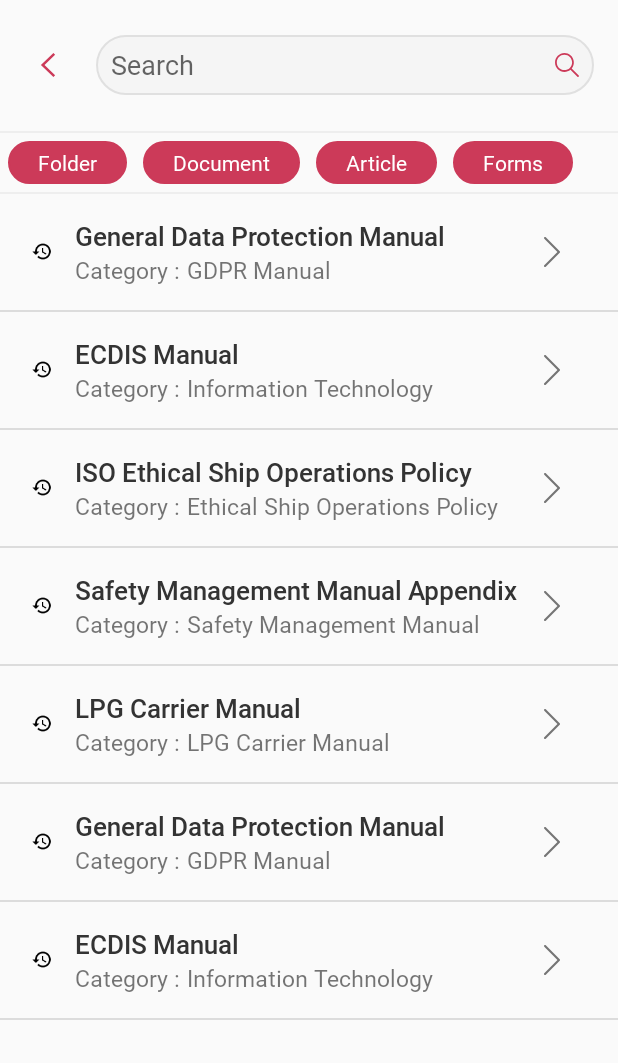
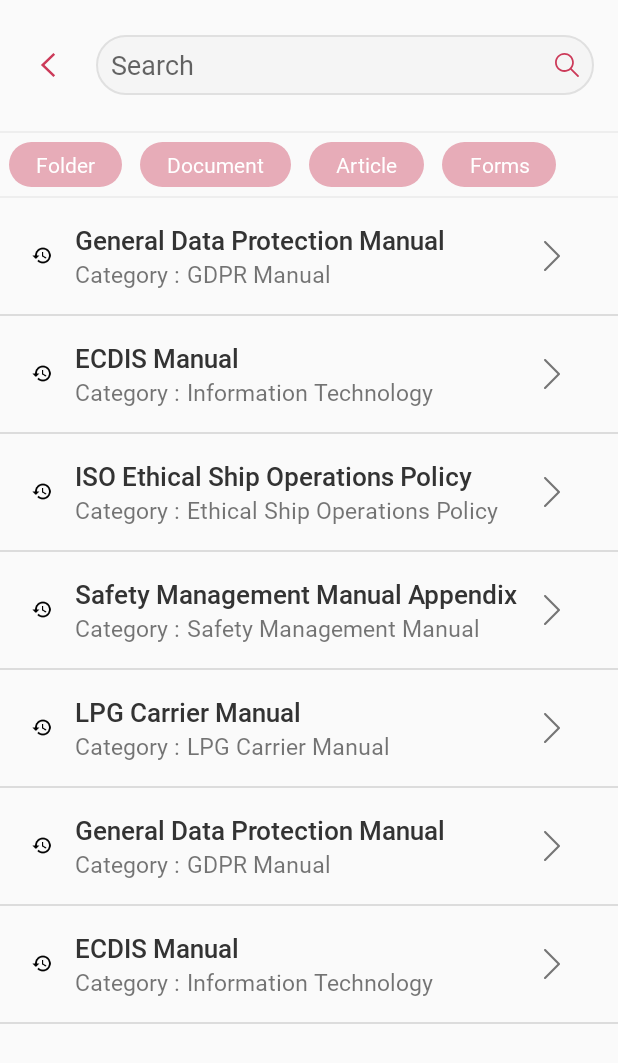
Before and after one commit to in-tdc-mobile/QDMSWiki, an Android app: the SearchActivity screen opened directly, with no data from a screen before it, on a phone screen of 412 x 824 dp. Shown: the top 1063 px of the screen. Run offline under Robolectric (Android 15) with nearby library versions, the phone set to English and light mode, and no system bars; our stand-ins replace ButterKnife.

Commit message:
Modification in Search Page

```diff
--- a/app/src/main/java/com/mariapps/qdmswiki/applicationinfo/view/ApplicationInfoActivity.java
+++ b/app/src/main/java/com/mariapps/qdmswiki/applicationinfo/view/ApplicationInfoActivity.java
@@ -66,8 +66,8 @@ public class ApplicationInfoActivity extends BaseActivity {
         applicationNameTV.setText(getResources().getString(R.string.app_name));
         applicationVersionTV.setText(BuildConfig.VERSION_NAME);
         dateTV.setText("06-MAY-2019");
-        environmentTV.setText("Office");
-        clientTV.setText("BSM");
+        environmentTV.setText(getResources().getString(R.string.string_environment_name));
+        clientTV.setText(getResources().getString(R.string.string_client_name));
     }
 
     @Override
--- a/app/src/main/java/com/mariapps/qdmswiki/home/view/HomeDetailFragment.java
+++ b/app/src/main/java/com/mariapps/qdmswiki/home/view/HomeDetailFragment.java
@@ -10,11 +10,10 @@ import android.support.v7.widget.RecyclerView;
 import android.view.LayoutInflater;
 import android.view.View;
 import android.view.ViewGroup;
-import android.widget.RelativeLayout;
 
 import com.mariapps.qdmswiki.R;
 import com.mariapps.qdmswiki.baseclasses.BaseFragment;
-import com.mariapps.qdmswiki.documents.view.DocumetViewActivity;
+import com.mariapps.qdmswiki.documents.view.DocumentViewActivity;
 import com.mariapps.qdmswiki.home.adapter.RecommendedRecentlyAdapter;
 import com.mariapps.qdmswiki.home.model.RecommendedRecentlyModel;
 
@@ -72,7 +71,7 @@ public class HomeDetailFragment extends BaseFragment {
         recommendedRecentlyAdapter.setRowClickListener(new RecommendedRecentlyAdapter.RowClickListener() {
             @Override
             public void onItemClicked(RecommendedRecentlyModel recommendedRecentlyModel) {
-                Intent intent = new Intent(getActivity(), DocumetViewActivity.class);
+                Intent intent = new Intent(getActivity(), DocumentViewActivity.class);
                 startActivity(intent);
 
             }
--- a/app/src/main/java/com/mariapps/qdmswiki/search/adapter/SearchTypeAdapter.java
+++ b/app/src/main/java/com/mariapps/qdmswiki/search/adapter/SearchTypeAdapter.java
@@ -2,13 +2,16 @@ package com.mariapps.qdmswiki.search.adapter;
 
 import android.content.Context;
 import android.support.annotation.NonNull;
+import android.support.v4.content.res.ResourcesCompat;
 import android.support.v7.widget.RecyclerView;
 import android.view.LayoutInflater;
 import android.view.View;
 import android.view.ViewGroup;
+import android.widget.LinearLayout;
 
 import com.mariapps.qdmswiki.R;
 import com.mariapps.qdmswiki.custom.CustomTextView;
+import com.mariapps.qdmswiki.search.model.SearchFilterItem;
 import com.mariapps.qdmswiki.search.model.SearchTypeModel;
 
 import java.util.ArrayList;
@@ -20,6 +23,7 @@ public class SearchTypeAdapter extends RecyclerView.Adapter<SearchTypeAdapter.Se
 
     private Context mContext;
     private ArrayList<SearchTypeModel> searchTypeList;
+    private ItemClickListener itemClickListener;
 
     public SearchTypeAdapter(Context context, ArrayList<SearchTypeModel> list) {
         mContext = context;
@@ -35,7 +39,21 @@ public class SearchTypeAdapter extends RecyclerView.Adapter<SearchTypeAdapter.Se
 
     @Override
     public void onBindViewHolder(@NonNull final SearchTypeAdapter.SearchTypeVH holder, int i) {
+        SearchTypeModel searchTypeModel = searchTypeList.get(holder.getAdapterPosition());
         holder.searchTypeTV.setText(searchTypeList.get(i).getSearchType());
+
+        if(searchTypeModel.isSelected()){
+            holder.mainLL.setBackground(ResourcesCompat.getDrawable(mContext.getResources(),R.drawable.drawable_search_filter_selected,null));
+        }else {
+            holder.mainLL.setBackground(ResourcesCompat.getDrawable(mContext.getResources(),R.drawable.drawable_search_filter_unselected,null));
+        }
+
+        holder.mainLL.setOnClickListener(new View.OnClickListener() {
+            @Override
+            public void onClick(View v) {
+                itemClickListener.onItemClicked(searchTypeList.get(holder.getAdapterPosition()));
+            }
+        });
     }
 
     @Override
@@ -44,6 +62,8 @@ public class SearchTypeAdapter extends RecyclerView.Adapter<SearchTypeAdapter.Se
     }
 
     static class SearchTypeVH extends RecyclerView.ViewHolder {
+        @BindView(R.id.mainLL)
+        LinearLayout mainLL;
         @BindView(R.id.searchTypeTV)
         CustomTextView searchTypeTV;
 
@@ -53,4 +73,12 @@ public class SearchTypeAdapter extends RecyclerView.Adapter<SearchTypeAdapter.Se
         }
     }
 
+    public interface ItemClickListener {
+        void onItemClicked(SearchTypeModel item);
+    }
+
+    public void setItemClickListener(ItemClickListener itemClickListener) {
+        this.itemClickListener = itemClickListener;
+    }
+
 }
--- a/app/src/main/java/com/mariapps/qdmswiki/search/model/SearchTypeModel.java
+++ b/app/src/main/java/com/mariapps/qdmswiki/search/model/SearchTypeModel.java
@@ -1,19 +1,16 @@
 package com.mariapps.qdmswiki.search.model;
 
-import com.google.gson.annotations.SerializedName;
 
-import java.io.Serializable;
+public class SearchTypeModel {
 
-public class SearchTypeModel implements Serializable {
+    public Integer id;
+    public String searchType;
+    private boolean isSelected;
 
-    @SerializedName("pId")
-    public Integer id;
-    @SerializedName("pSearchType")
-    public String searchType;
-
-    public SearchTypeModel(Integer id, String searchType) {
+    public SearchTypeModel(Integer id, String searchType, boolean isSelected) {
         this.id = id;
         this.searchType = searchType;
+        this.isSelected = isSelected;
     }
 
     public Integer getId() {
@@ -23,4 +20,20 @@ public class SearchTypeModel implements Serializable {
     public String getSearchType() {
         return searchType;
     }
+
+    public boolean isSelected() {
+        return isSelected;
+    }
+
+    public void setId(Integer id) {
+        this.id = id;
+    }
+
+    public void setSearchType(String searchType) {
+        this.searchType = searchType;
+    }
+
+    public void setSelected(boolean selected) {
+        isSelected = selected;
+    }
 }
--- a/app/src/main/java/com/mariapps/qdmswiki/search/view/SearchActivity.java
+++ b/app/src/main/java/com/mariapps/qdmswiki/search/view/SearchActivity.java
@@ -3,28 +3,16 @@ package com.mariapps.qdmswiki.search.view;
 import android.content.Intent;
 import android.os.Bundle;
 import android.support.annotation.Nullable;
-import android.support.design.widget.NavigationView;
-import android.support.v4.content.ContextCompat;
-import android.support.v4.widget.DrawerLayout;
 import android.support.v7.widget.AppCompatImageView;
 import android.support.v7.widget.DividerItemDecoration;
 import android.support.v7.widget.LinearLayoutManager;
 import android.support.v7.widget.RecyclerView;
-import android.support.v7.widget.Toolbar;
-import android.widget.ArrayAdapter;
-import android.widget.HorizontalScrollView;
 import android.widget.LinearLayout;
-import android.widget.ProgressBar;
 
-import com.mariapps.qdmswiki.MainActivity;
 import com.mariapps.qdmswiki.R;
 import com.mariapps.qdmswiki.baseclasses.BaseActivity;
 import com.mariapps.qdmswiki.custom.CustomEditText;
-import com.mariapps.qdmswiki.custom.CustomViewPager;
-import com.mariapps.qdmswiki.documents.adapter.DocumentsAdapter;
-import com.mariapps.qdmswiki.documents.model.DepartmentModel;
-import com.mariapps.qdmswiki.documents.model.DocumentsModel;
-import com.mariapps.qdmswiki.documents.view.DocumetViewActivity;
+import com.mariapps.qdmswiki.documents.view.DocumentViewActivity;
 import com.mariapps.qdmswiki.home.adapter.RecommendedRecentlyAdapter;
 import com.mariapps.qdmswiki.home.model.RecommendedRecentlyModel;
 import com.mariapps.qdmswiki.search.adapter.SearchTypeAdapter;
@@ -69,7 +57,6 @@ public class SearchActivity extends BaseActivity {
     }
 
 
-
     @Override
     protected void setUpPresenter() {
 
@@ -81,23 +68,37 @@ public class SearchActivity extends BaseActivity {
     }
 
     private void setSearchTypeData() {
-        searchType.add(new SearchTypeModel(1,"Folder"));
-        searchType.add(new SearchTypeModel(2,"Document"));
-        searchType.add(new SearchTypeModel(3,"Article"));
-        searchType.add(new SearchTypeModel(4,"Forms"));
+        searchType.add(new SearchTypeModel(1, "Folder", false));
+        searchType.add(new SearchTypeModel(2, "Document", false));
+        searchType.add(new SearchTypeModel(3, "Article", false));
+        searchType.add(new SearchTypeModel(4, "Forms", false));
 
-        searchTypeAdapter = new SearchTypeAdapter(SearchActivity.this,searchType);
+        searchTypeAdapter = new SearchTypeAdapter(SearchActivity.this, searchType);
         rvSearchType.setAdapter(searchTypeAdapter);
+
+        searchTypeAdapter.setItemClickListener(new SearchTypeAdapter.ItemClickListener() {
+            @Override
+            public void onItemClicked(SearchTypeModel item) {
+                    if (item.isSelected()) {
+                        item.setSelected(false);
+                    } else {
+                        item.setSelected(true);
+                    }
+
+                searchTypeAdapter.notifyDataSetChanged();
+
+            }
+        });
     }
 
     private void setSearchList() {
-        documentsList.add(new RecommendedRecentlyModel(1, "General Data Protection Manual","GDPR Manual","V1"));
-        documentsList.add(new RecommendedRecentlyModel(2, "ECDIS Manual","Information Technology","V2"));
-        documentsList.add(new RecommendedRecentlyModel(3, "ISO Ethical Ship Operations Policy","Ethical Ship Operations Policy","V1"));
-        documentsList.add(new RecommendedRecentlyModel(4, "Safety Management Manual Appendix","Safety Management Manual","V1"));
-        documentsList.add(new RecommendedRecentlyModel(5, "LPG Carrier Manual","LPG Carrier Manual","V2"));
-        documentsList.add(new RecommendedRecentlyModel(6, "General Data Protection Manual","GDPR Manual","V1"));
-        documentsList.add(new RecommendedRecentlyModel(7, "ECDIS Manual","Information Technology","V2"));
+        documentsList.add(new RecommendedRecentlyModel(1, "General Data Protection Manual", "GDPR Manual", "V1"));
+        documentsList.add(new RecommendedRecentlyModel(2, "ECDIS Manual", "Information Technology", "V2"));
+        documentsList.add(new RecommendedRecentlyModel(3, "ISO Ethical Ship Operations Policy", "Ethical Ship Operations Policy", "V1"));
+        documentsList.add(new RecommendedRecentlyModel(4, "Safety Management Manual Appendix", "Safety Management Manual", "V1"));
+        documentsList.add(new RecommendedRecentlyModel(5, "LPG Carrier Manual", "LPG Carrier Manual", "V2"));
+        documentsList.add(new RecommendedRecentlyModel(6, "General Data Protection Manual", "GDPR Manual", "V1"));
+        documentsList.add(new RecommendedRecentlyModel(7, "ECDIS Manual", "Information Technology", "V2"));
 
         recommendedRecentlyAdapter = new RecommendedRecentlyAdapter(this, documentsList, "SEARCH");
         rvSearchList.setAdapter(recommendedRecentlyAdapter);
@@ -105,7 +106,7 @@ public class SearchActivity extends BaseActivity {
         recommendedRecentlyAdapter.setRowClickListener(new RecommendedRecentlyAdapter.RowClickListener() {
             @Override
             public void onItemClicked(RecommendedRecentlyModel recommendedRecentlyModel) {
-                Intent intent = new Intent(SearchActivity.this, DocumetViewActivity.class);
+                Intent intent = new Intent(SearchActivity.this, DocumentViewActivity.class);
                 startActivity(intent);
 
             }
--- a/app/src/main/res/drawable/drawable_curved_search_type.xml
+++ /dev/null
@@ -1,23 +0,0 @@
-<?xml version="1.0" encoding="utf-8"?>
-<shape xmlns:android="http://schemas.android.com/apk/res/android"
-    android:shape="rectangle">
-
-
-    <stroke
-        android:width="@dimen/dimen_1dp"
-        android:color="@color/searchType" />
-
-
-    <corners android:radius="@dimen/dimen_20dp" />
-
-
-    <padding
-        android:left="@dimen/dimen_20dp"
-        android:top="@dimen/dimen_5dp"
-        android:right="@dimen/dimen_20dp"
-        android:bottom="@dimen/dimen_5dp"    >
-    </padding>
-
-    <solid android:color="@color/searchType"/>
-
-</shape>
--- /dev/null
+++ b/app/src/main/res/drawable/drawable_search_filter_selected.xml
@@ -0,0 +1,7 @@
+<?xml version="1.0" encoding="utf-8"?>
+<shape xmlns:android="http://schemas.android.com/apk/res/android"
+    android:shape="rectangle">
+    <corners android:radius="@dimen/dimen_30dp" />
+    <solid android:color="@color/searchType"/>
+
+</shape>
--- /dev/null
+++ b/app/src/main/res/drawable/drawable_search_filter_unselected.xml
@@ -0,0 +1,7 @@
+<?xml version="1.0" encoding="utf-8"?>
+<shape xmlns:android="http://schemas.android.com/apk/res/android"
+    android:shape="rectangle">
+    <corners android:radius="@dimen/dimen_30dp" />
+    <solid android:color="@color/searchFilter"/>
+
+</shape>
--- a/app/src/main/res/layout/activity_application_info.xml
+++ b/app/src/main/res/layout/activity_application_info.xml
@@ -234,7 +234,7 @@
            <com.mariapps.qdmswiki.custom.CustomTextView
                android:layout_weight="0.50"
                android:layout_gravity="center"
-               android:text="@string/string_client_name"
+               android:text="@string/string_client"
                android:textSize="@dimen/primary_text_size"
                android:textColor="@color/application_item"
                android:layout_width="match_parent"
--- a/app/src/main/res/layout/search_type_list_item.xml
+++ b/app/src/main/res/layout/search_type_list_item.xml
@@ -1,18 +1,26 @@
 <?xml version="1.0" encoding="utf-8"?>
 <LinearLayout
-    android:padding="@dimen/dimen_5dp"
     xmlns:android="http://schemas.android.com/apk/res/android"
+    android:id="@+id/mainLL"
     android:layout_width="wrap_content"
     android:layout_height="wrap_content"
+    android:layout_margin="@dimen/dimen_6dp"
+    android:orientation="vertical"
+    android:paddingLeft="@dimen/dimen_8dp"
+    android:paddingRight="@dimen/dimen_8dp"
     >
 
-<com.mariapps.qdmswiki.custom.CustomTextView
-    android:gravity="center_vertical"
-    android:id="@+id/searchTypeTV"
-    android:background="@drawable/drawable_curved_search_type"
-    android:layout_width="wrap_content"
-    android:layout_height="wrap_content"
-    android:layout_gravity="center"
-    android:textColor="@color/white" />
+    <com.mariapps.qdmswiki.custom.CustomTextView
+        android:id="@+id/searchTypeTV"
+        android:layout_width="wrap_content"
+        android:layout_height="wrap_content"
+        android:layout_gravity="center"
+        android:gravity="center"
+        android:paddingLeft="@dimen/dimen_10dp"
+        android:paddingRight="@dimen/dimen_10dp"
+        android:paddingTop="@dimen/dimen_5dp"
+        android:paddingBottom="@dimen/dimen_5dp"
+        android:textColor="@color/colorPrimary" />
+
 
 </LinearLayout>
--- a/app/src/main/res/values/colors.xml
+++ b/app/src/main/res/values/colors.xml
@@ -318,6 +318,7 @@
     //search type
     <color name="searchType">#CC3A59</color>
     <color name="searchHint">#EFBBC1</color>
+    <color name="searchFilter">#E7ACB8</color>
 
     //tab
     <color name="tabIndicator">#CC3A59</color>
--- a/app/src/main/res/values/dimens.xml
+++ b/app/src/main/res/values/dimens.xml
@@ -6,6 +6,7 @@
     <dimen name="dimen_2dp">2dp</dimen>
     <dimen name="dimen_3dp">3dp</dimen>
     <dimen name="dimen_5dp">5dp</dimen>
+    <dimen name="dimen_6dp">6dp</dimen>
     <dimen name="dimen_8dp">8dp</dimen>
     <dimen name="dimen_10dp">10dp</dimen>
     <dimen name="dimen_12dp">12dp</dimen>
--- a/app/src/main/res/values/strings.xml
+++ b/app/src/main/res/values/strings.xml
@@ -39,6 +39,7 @@
     <string name="string_application_version">Application Version</string>
     <string name="string_date">Date</string>
     <string name="string_environment">Environment</string>
-    <string name="string_client_name">Client</string>
-
+    <string name="string_client">Client</string>
+    <string name="string_environment_name">Office</string>
+    <string name="string_client_name">BSM</string>
 </resources>
```
Also changed, not shown: app/src/main/AndroidManifest.xml (+6 -1 lines), app/src/main/java/com/mariapps/qdmswiki/documents/view/DocumentViewActivity.java (renamed from app/src/main/java/com/mariapps/qdmswiki/documents/view/DocumetViewActivity.java, +35 -24 lines), app/src/main/java/com/mariapps/qdmswiki/search/model/SearchFilterItem.java (added, +40 -0 lines), app/src/main/res/anim/anim_recycler_slide_from_up.xml (added, +7 -0 lines), app/src/main/res/anim/item_recycler_slide_from_up.xml (added, +26 -0 lines), app/src/main/res/layout/activity_common_search.xml (added, +121 -0 lines), app/src/main/res/layout/activity_document_view.xml (+12 -8 lines).
